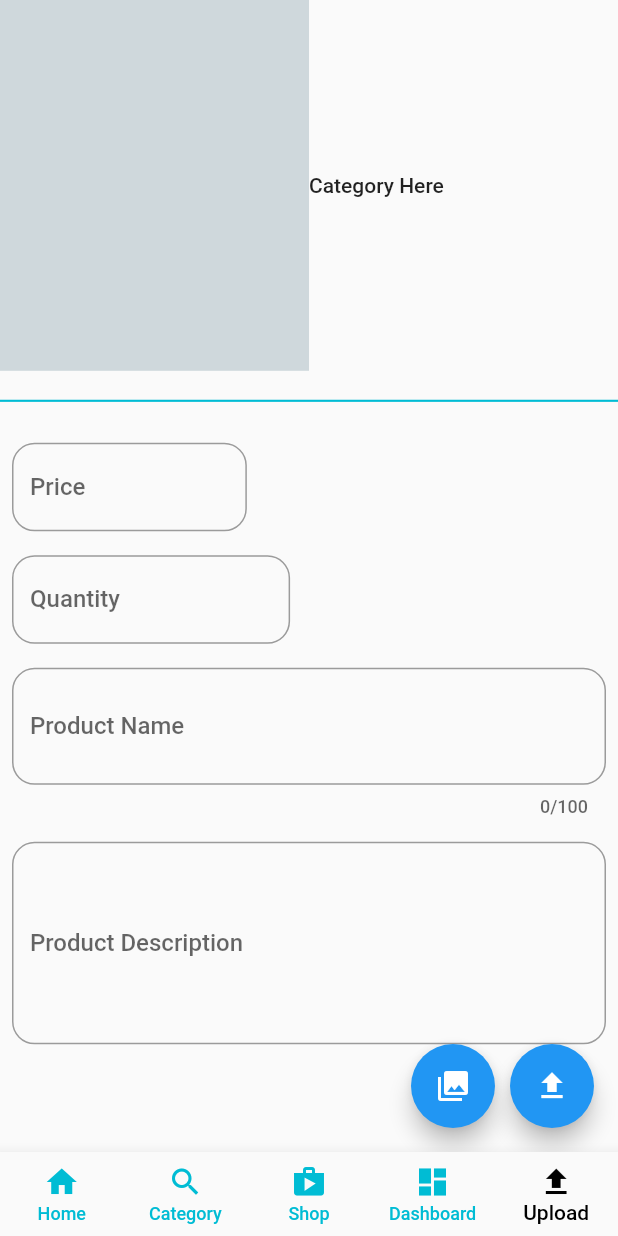
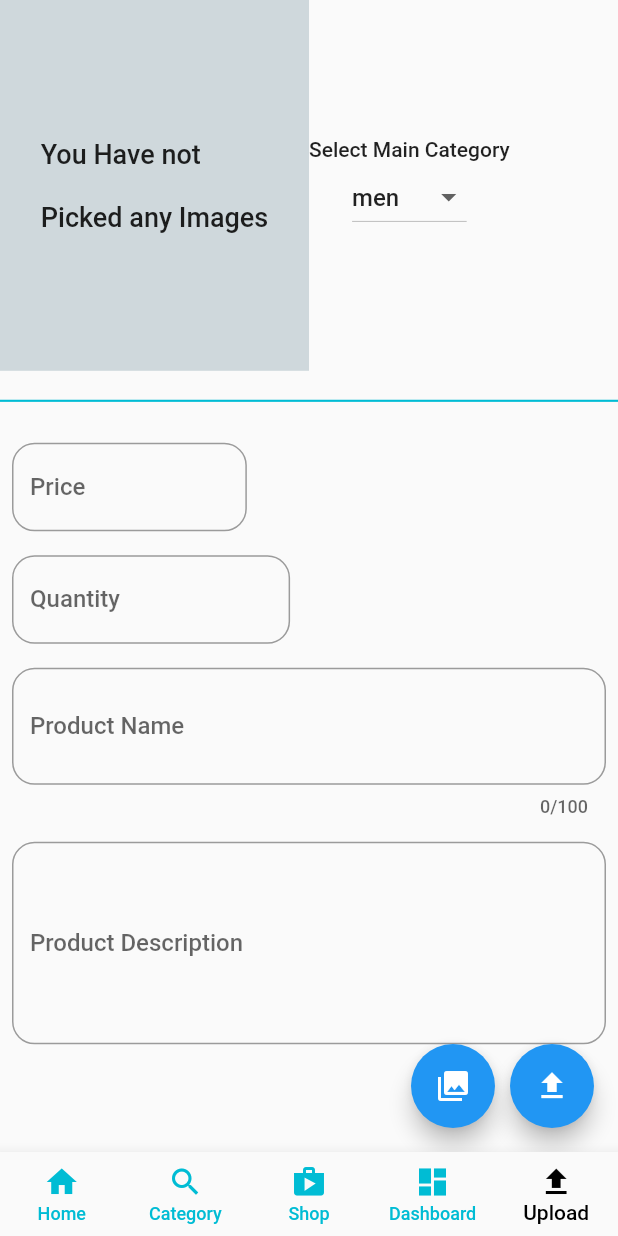
Before and after one commit to RogerParis/multi_vendor, a Flutter app: the screen it shows after launch, item 5 of the bottom bar chosen, on a phone screen of 412 x 824 dp. Run offline on Flutter 3.47's test engine with Material 2 defaults, Android fonts, the light colour scheme and no system bars; our stand-ins replace cloud_firestore, firebase_auth, firebase_core, firebase_storage, image_picker; accounts and stored records are empty.

Commit message:
adds dropdown

```diff
--- a/lib/views/upload_products_screen.dart
+++ b/lib/views/upload_products_screen.dart
@@ -23,6 +23,8 @@ class _UploadProductsScreenState extends State<UploadProductsScreen> {
 
   List<XFile>? imageList = [];
 
+  String mainCategory = 'men';
+
   void pickProductImages() async {
     try {
       final pickedImages = await _picker.pickMultiImage(
@@ -37,6 +39,7 @@ class _UploadProductsScreenState extends State<UploadProductsScreen> {
   }
 
   Widget displayImages() {
+    if (imageList!.isNotEmpty) {
       return InkWell(
         onTap: () {
           setState(() {
@@ -50,6 +53,16 @@ class _UploadProductsScreenState extends State<UploadProductsScreen> {
           },
         ),
       );
+    } else {
+      return const Center(
+        child: Text(
+          'You Have not\n \nPicked any Images',
+          style: TextStyle(
+            fontSize: 18,
+          ),
+        ),
+      );
+    }
   }
 
   @override
@@ -79,7 +92,33 @@ class _UploadProductsScreenState extends State<UploadProductsScreen> {
                               ),
                       ),
                     ),
-                    Text('Category Here')
+                    Column(
+                      children: [
+                        const Text('Select Main Category'),
+                        DropdownButton(
+                          value: mainCategory,
+                          items: const [
+                            DropdownMenuItem(
+                              value: 'men',
+                              child: Text('men'),
+                            ),
+                            DropdownMenuItem(
+                              value: 'women',
+                              child: Text('women'),
+                            ),
+                            DropdownMenuItem(
+                              value: 'shoes',
+                              child: Text('shoes'),
+                            ),
+                          ],
+                          onChanged: ((String? value) {
+                            setState(() {
+                              mainCategory = value!;
+                            });
+                          }),
+                        )
+                      ],
+                    ),
                   ],
                 ),
                 const SizedBox(
```
Lines whose indentation alone changed are shown as unchanged.
